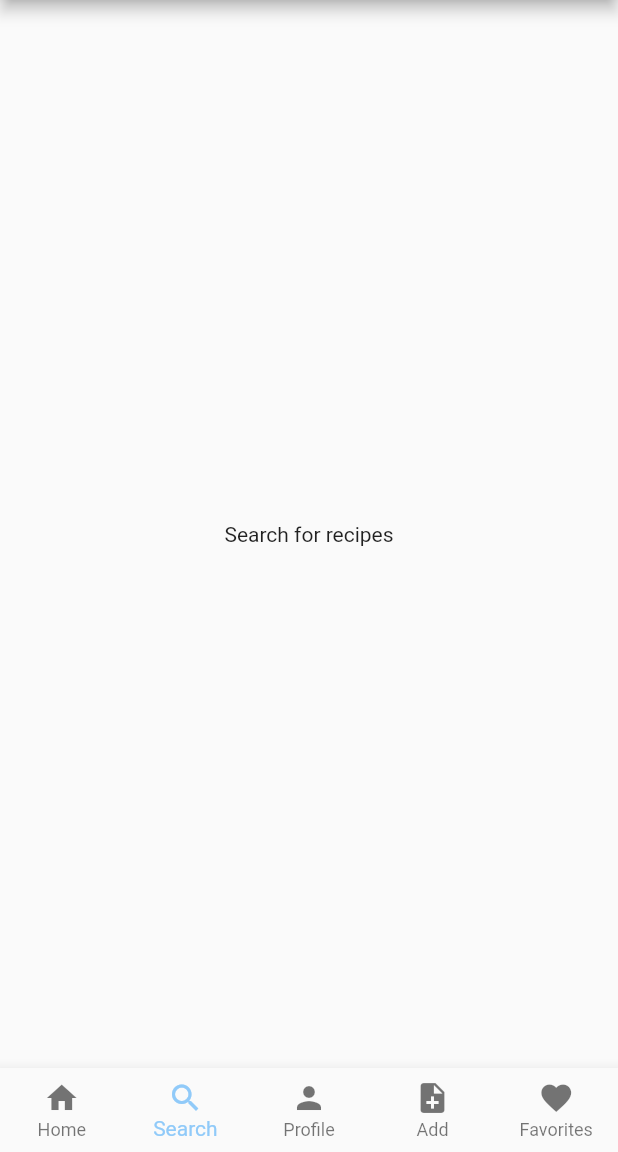
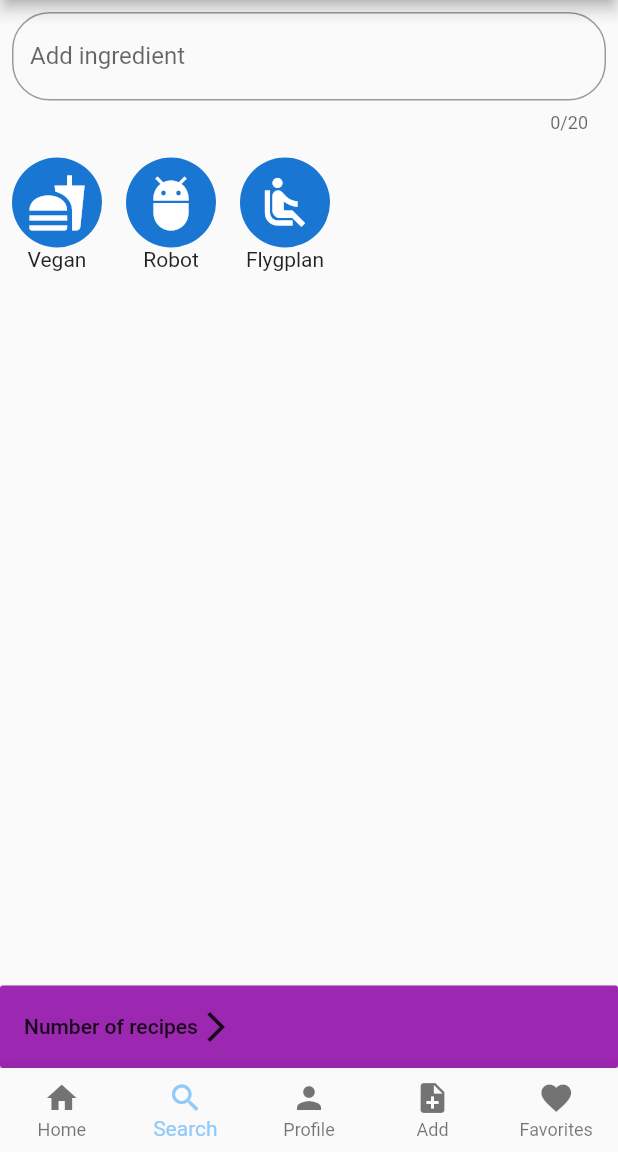
Before and after one commit to vier3396/cibus, a Flutter app: the screen it shows after launch, item 2 of the bottom bar chosen, on a phone screen of 412 x 824 dp, the part 84-1236 px from its top. Run offline on Flutter 3.47's test engine with Material 2 defaults, Android fonts, the phone set to English and light mode, and no system bars; our stand-ins replace flutter_spinkit, getflutter, image_picker.

Commit message:
added popup pages to search_recipe and profile page settings, and some content to search_recipe

```diff
--- a/lib/main.dart
+++ b/lib/main.dart
@@ -1,5 +1,5 @@
 import 'package:flutter/material.dart';
-import 'package:cibus/services/MyPageView.dart';
+import 'package:cibus/services/my_page_view.dart';
 
 void main() {
   runApp(
--- a/lib/pages/add_recipe.dart
+++ b/lib/pages/add_recipe.dart
@@ -1,6 +1,8 @@
 import 'package:flutter/material.dart';
 import 'package:cibus/services/colors.dart';
 import '../services/add_recipe_form.dart';
+/*
+
 
 class AddRecipe extends StatefulWidget {
   @override
@@ -33,3 +35,4 @@
     );
   }
 }
+*/
--- a/lib/pages/favorites.dart
+++ b/lib/pages/favorites.dart
@@ -10,8 +10,13 @@
             child: Text('Favorites'),
           ),
         ),
-        body: Center(
-          child: Text('These are your favorites'),
+        body: ListView(children: <Widget>[
+          Column(children: <Widget>[
+            Text("A recipe"),
+            Text("Another recipe"),
+          ],
+          ),
+        ],
         ),
       ),
     );
--- a/lib/pages/search_recipe.dart
+++ b/lib/pages/search_recipe.dart
@@ -1,4 +1,13 @@
+import 'package:flutter/cupertino.dart';
 import 'package:flutter/material.dart';
+import 'package:cibus/services/my_text_form_field.dart';
+import 'package:cibus/services/popup.dart';
+import 'package:cibus/services/popup_body_search_ingredients.dart';
+import 'package:cibus/services/popup_body_recipes.dart';
+
+const circleAvatarRadius = 30.0;
+const circleAvatarSize = 40.0;
+const topMarginPopupRecipes = 0.0;
 
 class SearchRecipe extends StatefulWidget {
   @override
@@ -15,10 +24,96 @@
             child: Text('Search recipe'),
           ),
         ),
-        body: Center(
-          child: Text('Search for recipes'),
+        body: Column(
+          children: <Widget>[
+            Padding(
+              padding: const EdgeInsets.all(8.0),
+              child: MyTextFormField(
+                maxLength: 20,
+                labelText: "Add ingredient",
+                onTap: () {
+                  PopupLayout().showPopup(
+                      context, popupBodySearchIngredients(), 'Add Ingredient');
+                },
+                //TODO:  onSaved: save ingredients to recipe object
+                //TODO: validator: validate ingredients
+              ),
+            ),
+            //TODO View chosen ingredients
+            ListView(
+              shrinkWrap: true,
+              children: <Widget>[
+              Row(
+                mainAxisAlignment: MainAxisAlignment.start,
+                children: <Widget>[
+                  Padding(
+                    padding: const EdgeInsets.all(8.0),
+                    child: Column(
+                      children: <Widget>[
+                        CircleAvatar(
+                          radius: circleAvatarRadius,
+                          child: Icon(Icons.fastfood,
+                            size: circleAvatarSize,
+                          ),
+                        ),
+                        Text("Vegan"),
+                      ],
+                    ),
+                  ),
+                  Padding(
+                    padding: const EdgeInsets.all(8.0),
+                    child: Column(
+                      children: <Widget>[
+                        CircleAvatar(
+                          radius: circleAvatarRadius,
+                          child: Icon(Icons.adb,
+                            size: circleAvatarSize,
+                          ),
+                        ),
+                        Text("Robot"),
+                      ],
+                    ),
+                  ),
+                  Padding(
+                    padding: const EdgeInsets.all(8.0),
+                    child: Column(
+                      children: <Widget>[
+                        CircleAvatar(
+                          radius: circleAvatarRadius,
+                          child: Icon(Icons.airline_seat_recline_normal,
+                            size: circleAvatarSize,
+                          ),
+                        ),
+                        Text("Flygplan"),
+                      ],
+                    ),
+                  ),
+                ],
+              )
+            ],
+            ),
+            Expanded(
+              child: Align(
+                alignment: FractionalOffset.bottomCenter,
+                child: MaterialButton(
+                  color: Colors.purple,
+                  height: 55.0,
+                  child: Row(children: <Widget>[
+                    Text("Number of recipes"),
+                    Icon(Icons.arrow_forward_ios),
+                  ],
+                  ),
+                  onPressed: () {
+                    PopupLayout(top: topMarginPopupRecipes).showPopup(context,
+                        PopupBodyRecipes(), 'Recipes');
+                  },
+                ),
+              ),
+            ),
+            ],
+          ),
         ),
-      ),
     );
   }
+
 }
--- a/lib/services/MyPageView.dart
+++ b/lib/services/my_page_view.dart
@@ -48,7 +48,7 @@
           HomePage(),
           SearchRecipe(),
           Profile(),
-          AddRecipe(),
+          //AddRecipe(),
           FavoritesPage(),
         ],
       ),
--- a/lib/services/my_text_form_field.dart
+++ b/lib/services/my_text_form_field.dart
@@ -8,6 +8,10 @@
   final int maxLength;
   final bool isAmount;
   final Function onTap;
+  final TextEditingController controller;
+  final InputDecoration decoration;
+  final IconButton suffixIcon;
+  final GlobalKey<FormState> formkey;
 
   MyTextFormField({
     this.labelText,
@@ -17,6 +21,10 @@
     this.maxLength = 30,
     this.isAmount = false,
     this.onTap,
+    this.controller,
+    this.decoration,
+    this.suffixIcon,
+    this.formkey,
   });
 
   @override
@@ -27,11 +35,13 @@
       validator: validator,
       onSaved: onSaved,
       onTap: onTap,
+      controller: controller,
       keyboardType: isAmount ? TextInputType.number : TextInputType.text,
       decoration: InputDecoration(
         border: OutlineInputBorder(
           borderRadius: BorderRadius.circular(25.0),
         ),
+        suffixIcon: suffixIcon,
         labelText: labelText,
       ),
     );
--- a/lib/services/popup.dart
+++ b/lib/services/popup.dart
@@ -1,6 +1,5 @@
 import 'package:flutter/material.dart';
 import 'package:flutter/services.dart';
-import 'package:cibus/services/my_text_form_field.dart';
 
 class PopupLayout extends ModalRoute {
   double top;
@@ -9,6 +8,7 @@
   double right;
   Color bgColor;
   final Widget child;
+  List<Widget> appBarActions;
 
   @override
   Duration get transitionDuration => Duration(milliseconds: 300);
@@ -33,10 +33,12 @@
       {Key key,
         this.bgColor,
         @required this.child,
-        this.top,
-        this.bottom,
-        this.left,
-        this.right});
+        this.top = 30.0,
+        this.bottom = 0.0,
+        this.left = 0.0,
+        this.right = 0.0,
+        this.appBarActions,
+      });
 
   @override
   Widget buildPage(
@@ -44,10 +46,11 @@
       Animation<double> animation,
       Animation<double> secondaryAnimation,
       ) {
-    if (top == null) this.top = 10;
+
+    /* if (top == null) this.top = 10;
     if (bottom == null) this.bottom = 20;
     if (left == null) this.left = 20;
-    if (right == null) this.right = 20;
+    if (right == null) this.right = 20; */
 
     return GestureDetector(
       onTap: () {
@@ -96,10 +99,10 @@
     Navigator.push(
       context,
       PopupLayout(
-        top: 40,
-        left: 0,
-        right: 0,
-        bottom: 0,
+        top: top,
+        left: left,
+        right: right,
+        bottom: bottom,
         child: PopupContent(
           content: Scaffold(
             appBar: AppBar(
@@ -114,6 +117,7 @@
                   },
                 );
               }),
+              actions: appBarActions,
               brightness: Brightness.light,
             ),
             resizeToAvoidBottomPadding: false,
@@ -123,8 +127,6 @@
       ),
     );
   }
-
-
 
 }
 
--- a/pubspec.yaml
+++ b/pubspec.yaml
@@ -25,6 +25,7 @@
   cupertino_icons: ^0.1.2
   validators: ^2.0.0+1 # change to latest version
   image_picker: ^0.6.5+1
+  getflutter: ^1.0.11
 
 dev_dependencies:
   flutter_test:
```
Also changed, not shown: lib/pages/profile.dart (+23 -5 lines), lib/services/add_recipe_form.dart (+55 -97 lines), lib/services/popup_body_recipe_individual.dart (added, +26 -0 lines), lib/services/popup_body_recipes.dart (added, +163 -0 lines), lib/services/popup_body_search_ingredients.dart (added, +15 -0 lines), lib/services/recipe.dart (+9 -4 lines), lib/services/steps.dart (added, +167 -0 lines), assets/recipe1.jpg (added), assets/recipe2.jpg (added), assets/recipe3.jpg (added), assets/recipe4.jpg (added), assets/recipe5.jpg (added), pubspec.lock.
